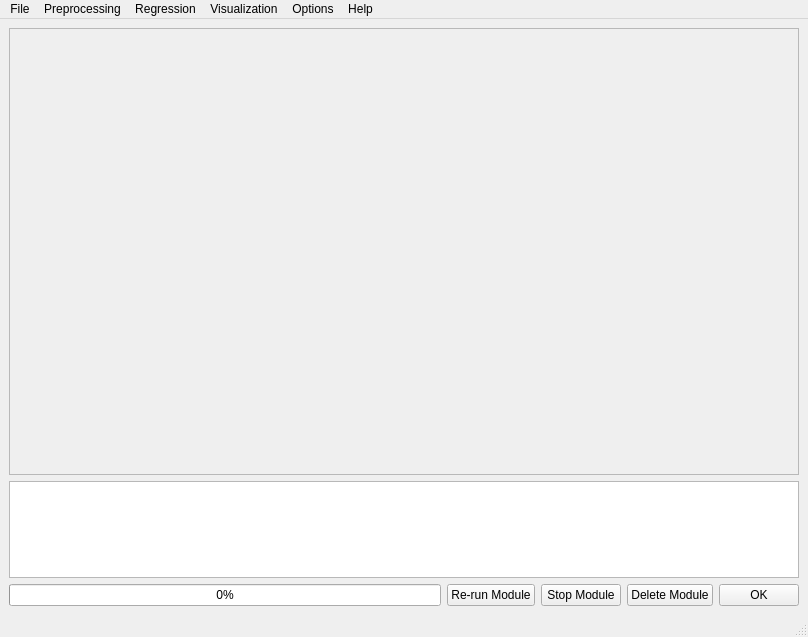
Qt form ui/MainWindow.ui (tisaconundrum2/PySAT-GUI) before a commit.
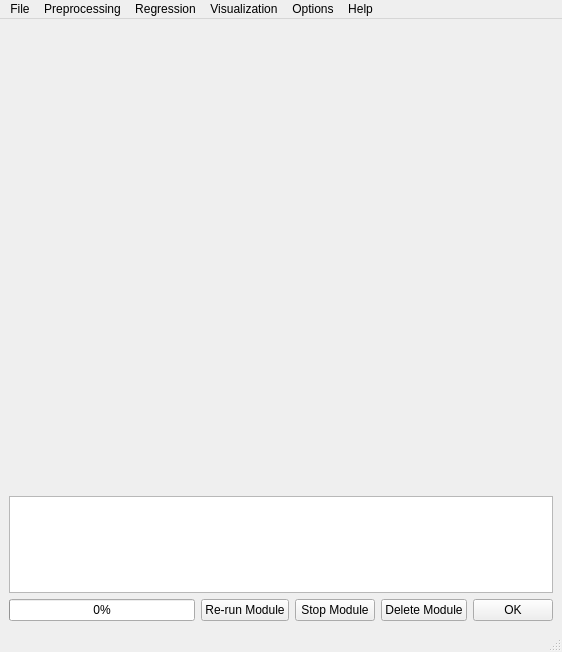
The same form after that commit.

Commit message: Get rid of the frame so we can see our widgets

The edit to the form file:
```diff
--- a/ui/MainWindow.ui
+++ b/ui/MainWindow.ui
@@ -6,8 +6,8 @@
    <rect>
     <x>0</x>
     <y>0</y>
-    <width>808</width>
-    <height>637</height>
+    <width>562</width>
+    <height>652</height>
    </rect>
   </property>
   <property name="windowTitle">
@@ -17,6 +17,15 @@
    <layout class="QVBoxLayout" name="verticalLayout">
     <item>
      <widget class="QScrollArea" name="scrollArea">
+      <property name="frameShape">
+       <enum>QFrame::NoFrame</enum>
+      </property>
+      <property name="frameShadow">
+       <enum>QFrame::Plain</enum>
+      </property>
+      <property name="lineWidth">
+       <number>0</number>
+      </property>
       <property name="widgetResizable">
        <bool>true</bool>
       </property>
@@ -25,8 +34,8 @@
         <rect>
          <x>0</x>
          <y>0</y>
-         <width>788</width>
-         <height>442</height>
+         <width>544</width>
+         <height>459</height>
         </rect>
        </property>
        <layout class="QVBoxLayout" name="verticalLayout_3">
@@ -126,7 +135,7 @@
     <rect>
      <x>0</x>
      <y>0</y>
-     <width>808</width>
+     <width>562</width>
      <height>21</height>
     </rect>
    </property>
```
The commit also changes 1 other file.
